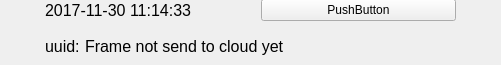
PW-Sat2/HAM-desktop-application, file ui/frame_list_element.ui: the form before one commit.
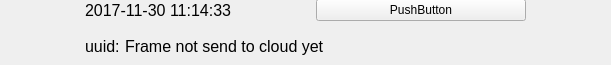
The form after the commit. Icons and pictures are not drawn.

Commit message: window size (better for ubuntu)

What changed in the file:
```diff
--- a/ui/frame_list_element.ui
+++ b/ui/frame_list_element.ui
@@ -6,7 +6,7 @@
    <rect>
     <x>0</x>
     <y>0</y>
-    <width>501</width>
+    <width>611</width>
     <height>65</height>
    </rect>
   </property>
@@ -42,7 +42,7 @@
     <rect>
      <x>0</x>
      <y>-2</y>
-     <width>501</width>
+     <width>611</width>
      <height>71</height>
     </rect>
    </property>
@@ -53,6 +53,22 @@
     <property name="sizeConstraint">
      <enum>QLayout::SetNoConstraint</enum>
     </property>
+    <item>
+     <spacer name="horizontalSpacer_6">
+      <property name="orientation">
+       <enum>Qt::Horizontal</enum>
+      </property>
+      <property name="sizeType">
+       <enum>QSizePolicy::Fixed</enum>
+      </property>
+      <property name="sizeHint" stdset="0">
+       <size>
+        <width>20</width>
+        <height>20</height>
+       </size>
+      </property>
+     </spacer>
+    </item>
     <item>
      <widget class="QLabel" name="downlinkIconLabel">
       <property name="sizePolicy">
@@ -100,7 +116,7 @@
       </property>
       <property name="sizeHint" stdset="0">
        <size>
-        <width>20</width>
+        <width>40</width>
         <height>20</height>
        </size>
       </property>
@@ -279,7 +295,7 @@
       </property>
       <property name="sizeHint" stdset="0">
        <size>
-        <width>20</width>
+        <width>40</width>
         <height>20</height>
        </size>
       </property>
@@ -323,6 +339,22 @@
       </property>
      </widget>
     </item>
+    <item>
+     <spacer name="horizontalSpacer_7">
+      <property name="orientation">
+       <enum>Qt::Horizontal</enum>
+      </property>
+      <property name="sizeType">
+       <enum>QSizePolicy::Fixed</enum>
+      </property>
+      <property name="sizeHint" stdset="0">
+       <size>
+        <width>20</width>
+        <height>20</height>
+       </size>
+      </property>
+     </spacer>
+    </item>
    </layout>
   </widget>
  </widget>
```
The commit also changes 3 other files.
